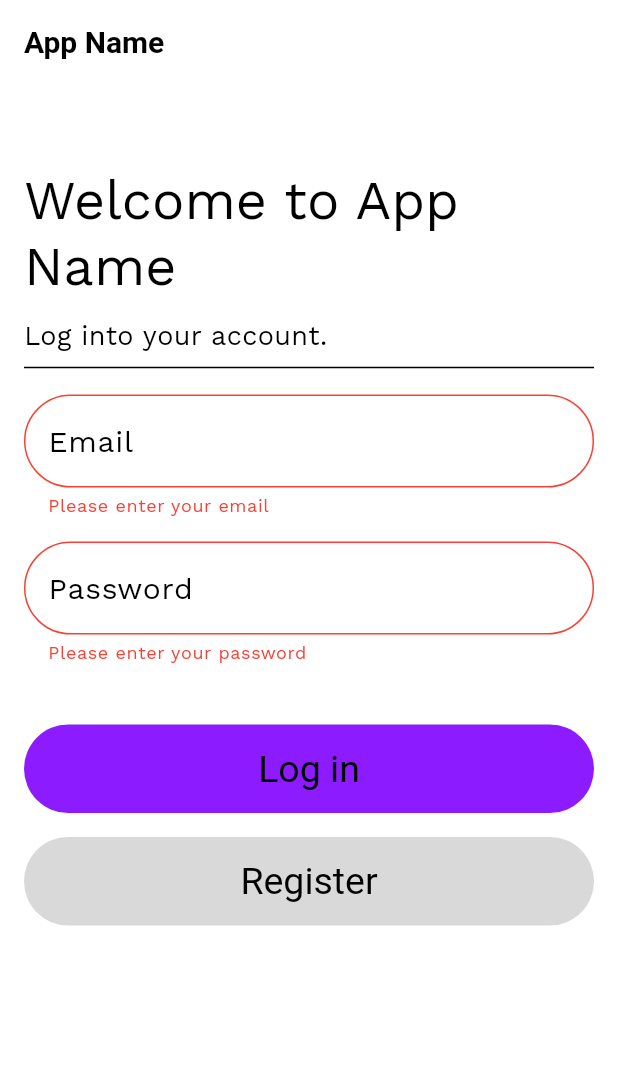
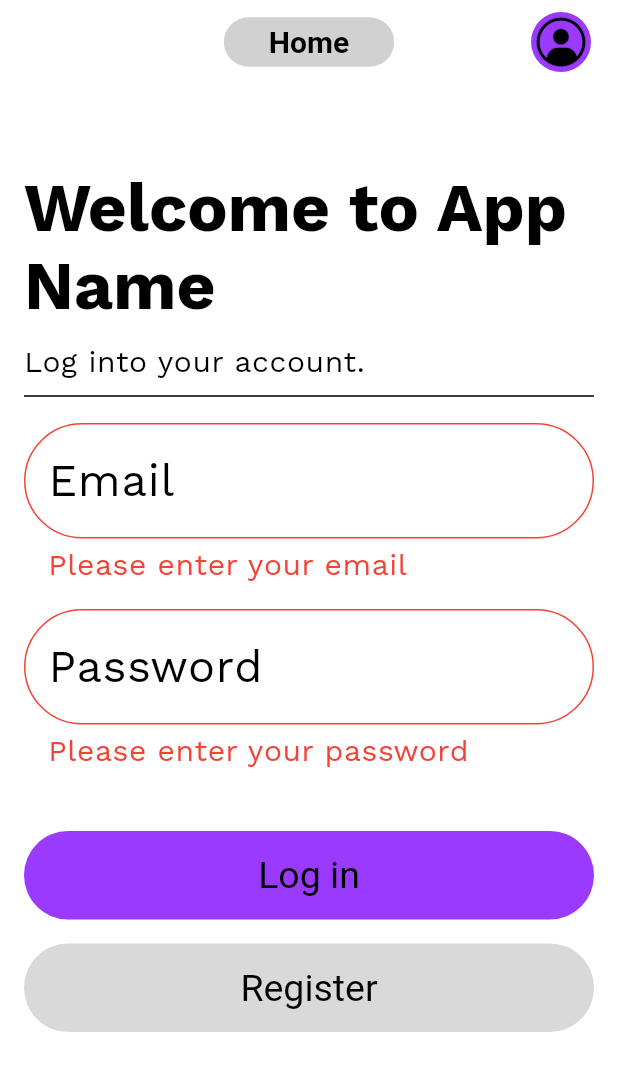
Before and after one commit to Harvar3105/finalThesis, a Flutter app: the screen it shows after launch, after a tap on "Log in", on a phone screen of 412 x 824 dp. Shown: the top 1071 px of the screen. Run offline on Flutter 3.47's test engine with Material 3 defaults, Android fonts, the phone set to English and light mode, and no system bars; our stand-ins replace cloud_firestore, firebase_auth, firebase_core, firebase_messaging, flutter_riverpod, freezed_annotation and 6 more; missing offline and left inert: dart:ffi; accounts and stored records are empty; generated files the repository leaves out were written again.

Commit message:
Some changes. Added nav bar

```diff
--- a/lib/app/theme/theme.dart
+++ b/lib/app/theme/theme.dart
@@ -44,13 +44,16 @@ class Theme extends _$Theme {
       ),
       appBarTheme: const AppBarTheme(
         backgroundColor: AppColors.backgroundColorLight,
-        iconTheme: AppColors.iconThemeLight,
+        iconTheme: IconThemeData(color: Colors.white),
         titleTextStyle: TextStyle(color: Colors.black, fontSize: 20, fontWeight: FontWeight.bold),
       ),
       textTheme: const TextTheme(
-        displayLarge: TextStyle(color: Colors.black, fontSize: 24, fontWeight: FontWeight.bold),
-        bodyLarge: TextStyle(color: Colors.black, fontSize: 20, fontWeight: FontWeight.normal),
-        bodyMedium: TextStyle(color: Colors.black, fontSize: 18),
+        displayLarge: TextStyle(color: Colors.black, fontWeight: FontWeight.bold),
+        displayMedium: TextStyle(color: Colors.black, fontWeight: FontWeight.bold),
+        displaySmall: TextStyle(color: Colors.black, fontWeight: FontWeight.bold),
+        bodyLarge: TextStyle(color: Colors.black, fontSize: 30, fontWeight: FontWeight.normal),
+        bodyMedium: TextStyle(color: Colors.black, fontSize: 25, fontWeight: FontWeight.normal),
+        bodySmall: TextStyle(color: Colors.black, fontSize: 20, fontWeight: FontWeight.normal),
       ),
       inputDecorationTheme: InputDecorationTheme(
         border: const OutlineInputBorder(
@@ -66,7 +69,9 @@ class Theme extends _$Theme {
         errorStyle: const TextStyle(color: Colors.red),
         hintStyle: const TextStyle(color: Colors.grey),
       ),
-      iconTheme: const IconThemeData(color: Colors.black),
+      iconTheme: IconThemeData(
+        color: AppColors.iconThemeLight,
+      ),
       floatingActionButtonTheme: const FloatingActionButtonThemeData(
         backgroundColor: Colors.pinkAccent,
         foregroundColor: Colors.white,
@@ -97,9 +102,12 @@ class Theme extends _$Theme {
         titleTextStyle: TextStyle(color: Colors.white, fontSize: 20, fontWeight: FontWeight.bold),
       ),
       textTheme: const TextTheme(
-        displayLarge: TextStyle(color: Colors.white, fontSize: 24, fontWeight: FontWeight.bold),
-        bodyLarge: TextStyle(color: Colors.white, fontSize: 20),
-        bodyMedium: TextStyle(color: Colors.white, fontSize: 18),
+        displayLarge: TextStyle(color: Colors.white, fontWeight: FontWeight.bold),
+        displayMedium: TextStyle(color: Colors.white, fontWeight: FontWeight.bold),
+        displaySmall: TextStyle(color: Colors.white, fontWeight: FontWeight.bold),
+        bodyLarge: TextStyle(color: Colors.white, fontSize: 30, fontWeight: FontWeight.normal),
+        bodyMedium: TextStyle(color: Colors.white, fontSize: 25, fontWeight: FontWeight.normal),
+        bodySmall: TextStyle(color: Colors.white, fontSize: 20, fontWeight: FontWeight.normal),
       ),
       inputDecorationTheme: InputDecorationTheme(
         border: const OutlineInputBorder(
@@ -115,7 +123,9 @@ class Theme extends _$Theme {
         errorStyle: const TextStyle(color: Colors.red),
         hintStyle: const TextStyle(color: Colors.grey),
       ),
-      iconTheme: AppColors.iconThemeDark,
+      iconTheme: IconThemeData(
+        color: AppColors.iconThemeDark,
+      ),
       floatingActionButtonTheme: const FloatingActionButtonThemeData(
         backgroundColor: Colors.pinkAccent,
         foregroundColor: Colors.black,
--- a/lib/configurations/app_colours.dart
+++ b/lib/configurations/app_colours.dart
@@ -5,39 +5,39 @@ class AppColors {
 
   //Light mode
   static const backgroundColorLight = Color(0xffffffff);
-  static var primaryColorLight = const Color(0xff8d1bff);
-  static var secondaryColorLight = const Color(0xffd9d9d9);
+  static const primaryColorLight = appColor;
+  static const secondaryColorLight = const Color(0xffd9d9d9);
 
   //Text
-  static var primaryTextColorLight = const Color(0xff000000);
-  static var secondaryTextColorLight = const Color(0xff2c2c2c);
-  // static var generalTextColorLight = const Color(0xff000000);
+  static const primaryTextColorLight = const Color(0xff000000);
+  static const secondaryTextColorLight = const Color(0xff2c2c2c);
+  // static const generalTextColorLight = const Color(0xff000000);
 
   //Surface
-  static var surfaceColorLight = const Color(0xffffffff);
-  static var onSurfaceColorLight = const Color(0xff000000);
+  static const surfaceColorLight = const Color(0xffd1d1d1);
+  static const onSurfaceColorLight = const Color(0xff000000);
 
   //other
-  static const iconThemeLight = IconThemeData(color: Colors.black);
+  static const iconThemeLight = Colors.black;
 
   //----------------------------------------------------------------------------
 
   //Dark mode
   static const backgroundColorDark = Color(0xff273342);
-  static var primaryColorDark = const Color(0xff8e07ff);
-  static var secondaryColorDark = const Color(0xff737373);
+  static const primaryColorDark = appColor;
+  static const secondaryColorDark = const Color(0xff737373);
 
   //Text
-  static var primaryTextColorDark = const Color(0xffffffff);
-  static var secondaryTextColorDark = const Color(0xffc5c5c5);
-  // static var generalTextColorDark = const Color(0xffffffff);
+  static const primaryTextColorDark = const Color(0xffffffff);
+  static const secondaryTextColorDark = const Color(0xffc5c5c5);
+  // static const generalTextColorDark = const Color(0xffffffff);
 
   //Surface
-  static var surfaceColorDark = const Color(0xffffffff);
-  static var onSurfaceColorDark = const Color(0xff000000);
+  static const surfaceColorDark = const Color(0xff505050);
+  static const onSurfaceColorDark = const Color(0xff000000);
 
   //other
-  static const iconThemeDark = IconThemeData(color: Colors.white);
+  static const iconThemeDark = Colors.white;
 
   //----------------------------------------------------------------------------
 
@@ -46,6 +46,7 @@ class AppColors {
   static const profileButtons = Colors.white70;
   static const selectedButton = Colors.white;
   static const unselectedButton = Color(0xFFBDBDBD);
+  static const appColor = Color(0xFF9B3AFF);
 
 
   const AppColors._();
--- a/lib/configurations/strings.dart
+++ b/lib/configurations/strings.dart
@@ -7,13 +7,14 @@ class Strings {
   static const welcomeToAppName = 'Welcome to ${Strings.appName}';
   static const loading = "Loading...";
 
-  // Menu
+  // Pages
   static const menu = 'Menu';
   static const search = 'Search';
   static const profile = 'Profile';
   static const main = 'Main page';
   static const home = 'Home';
   static const chats = 'Chats';
+  static const calendar = 'Calendar';
 
   // Address
   static const selectLocation = 'Select a location!';
--- a/lib/views/user/login_view.dart
+++ b/lib/views/user/login_view.dart
@@ -1,4 +1,5 @@
 import 'package:final_thesis_app/views/widgets/buttons/custom_button.dart';
+import 'package:final_thesis_app/views/widgets/custom_app_bar.dart';
 import 'package:final_thesis_app/views/widgets/fields/custom_text_form_field.dart';
 import 'package:flutter/material.dart';
 import 'package:flutter_riverpod/flutter_riverpod.dart';
@@ -87,9 +88,7 @@ class LoginViewState extends ConsumerState<LoginView> {
     );
 
     return Scaffold(
-      appBar: AppBar(
-        title: const Text(Strings.appName),
-      ),
+      appBar: CustomAppBar(),
       body: Padding(
         padding: const EdgeInsets.all(16),
         child: SingleChildScrollView(
@@ -101,14 +100,14 @@ class LoginViewState extends ConsumerState<LoginView> {
                 const SizedBox(height: 40),
                 Text(
                   Strings.welcomeToAppName,
-                  style: Theme.of(context).textTheme.displaySmall,
+                  style: Theme.of(context).textTheme.displayMedium,
                 ),
                 const SizedBox(height: 10),
                 Text(
                   Strings.logIntoYourAccount,
                   style: Theme.of(context)
                       .textTheme
-                      .bodyMedium
+                      .bodySmall
                       ?.copyWith(height: 1.5),
                 ),
                 const DividerWithMargins(0),
--- a/lib/views/widgets/custom_app_bar.dart
+++ b/lib/views/widgets/custom_app_bar.dart
@@ -24,6 +24,7 @@ class CustomAppBar extends ConsumerStatefulWidget implements PreferredSizeWidget
 class _CustomAppBarState extends ConsumerState<CustomAppBar> {
   UserPayload? _userPayload;
 
+
   @override
   Widget build(BuildContext context) {
     final themeNotifier = ref.read(themeProvider.notifier);
@@ -45,7 +46,17 @@ class _CustomAppBarState extends ConsumerState<CustomAppBar> {
     const padding = EdgeInsets.symmetric(horizontal: 10);
 
     return AppBar(
-      leading: Padding(
+      // If need to change icons sizes, change also leadingWidth
+      leadingWidth: 122,
+      leading: Row(
+        mainAxisSize: MainAxisSize.min,
+        children: [
+          if (context.canPop())
+            IconButton(
+              icon: const Icon(Icons.arrow_back, size: 35),
+              onPressed: () => context.pop(),
+            ),
+          Padding(
             padding: padding,
             child: IconButton(
               onPressed: themeNotifier.toggleTheme,
@@ -54,11 +65,13 @@ class _CustomAppBarState extends ConsumerState<CustomAppBar> {
                   : const Icon(Icons.brightness_7, size: 35),
             ),
           ),
+        ],
+      ),
       centerTitle: true,
       title: Container(
         padding: const EdgeInsets.symmetric(horizontal: 30, vertical: 5),
         decoration: BoxDecoration(
-          color: AppColors.secondaryColorLight,
+          color: theme.colorScheme.surface,
           borderRadius: BorderRadius.circular(20),
         ),
         child: Text(
--- a/lib/views/widgets/decorations/circle_image_with_text.dart
+++ b/lib/views/widgets/decorations/circle_image_with_text.dart
@@ -20,6 +20,7 @@ class CircleImageWithText extends StatelessWidget{
 
   @override
   Widget build(BuildContext context) {
+    var theme = Theme.of(context);
     return Padding(
       padding: EdgeInsets.symmetric(vertical: verticalPadding, horizontal: horizontalPadding,),
       child: Column(
@@ -34,7 +35,7 @@ class CircleImageWithText extends StatelessWidget{
           SizedBox(height: 8),
           Text(
             label,
-            style: TextStyle(fontSize: 14, fontWeight: FontWeight.bold),
+            style: theme.textTheme.bodySmall,
           ),
         ],
       ),
```
Also changed, not shown: lib/views/calendar/calendar_view.dart (added, +21 -0 lines), lib/views/user/register_view.dart (+2 -5 lines), lib/views/widgets/custom_bottom_navigation_bar.dart (added, +62 -0 lines). Lines whose indentation alone changed are shown as unchanged.
